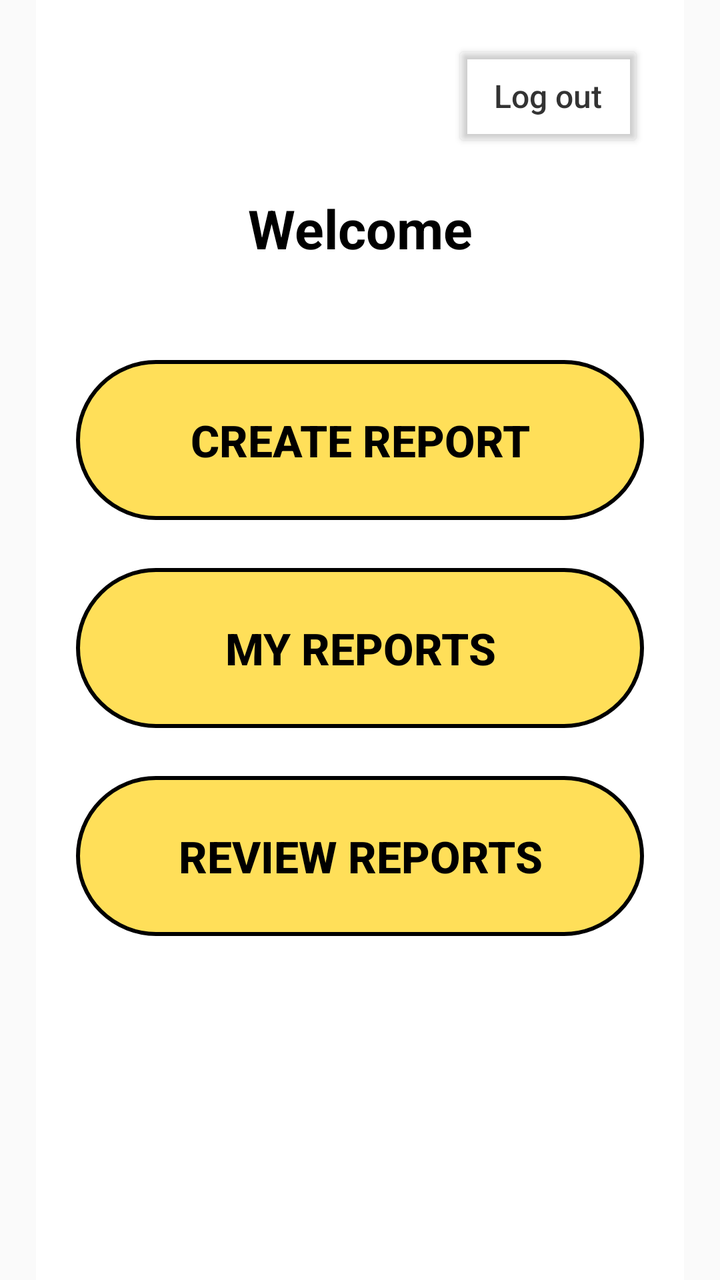
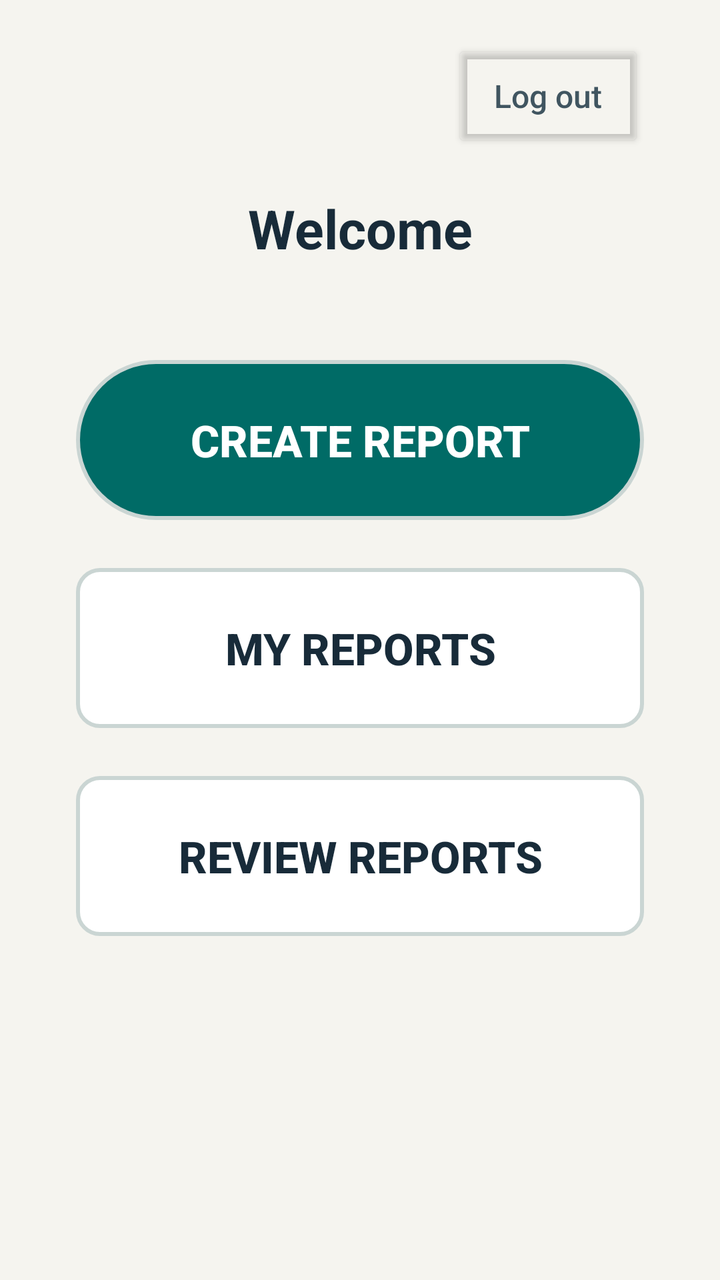

Two renders of the same Android screen: before a commit and after it. Below are the layout's source before the change and the commit's diff.
<!-- AndroidManifest.xml: application theme Theme.JavaReportingSystem -->
<!-- res/layout/activity_landing_page.xml -->
<?xml version="1.0" encoding="utf-8"?>
<androidx.constraintlayout.widget.ConstraintLayout xmlns:android="http://schemas.android.com/apk/res/android"
    xmlns:app="http://schemas.android.com/apk/res-auto"
    xmlns:tools="http://schemas.android.com/tools"
    android:id="@+id/main"
    android:layout_width="match_parent"
    android:layout_height="match_parent"
    tools:context=".LandingPageActivity">

    <ScrollView
        android:id="@+id/contentPanel"
        android:layout_width="0dp"
        android:layout_height="0dp"
        android:background="@android:color/white"
        android:fillViewport="true"
        app:layout_constraintBottom_toBottomOf="parent"
        app:layout_constraintEnd_toEndOf="parent"
        app:layout_constraintStart_toStartOf="parent"
        app:layout_constraintTop_toTopOf="parent"
        app:layout_constraintWidth_max="520dp"
        app:layout_constraintWidth_percent="0.9">

        <LinearLayout
            android:layout_width="match_parent"
            android:layout_height="wrap_content"
            android:orientation="vertical"
            android:padding="20dp">

            <Button
                android:id="@+id/btnLogout"
                android:layout_width="wrap_content"
                android:layout_height="56dp"
                android:layout_gravity="end"
                android:backgroundTint="@android:color/transparent"
                android:minWidth="96dp"
                android:text="@string/logout"
                android:textAllCaps="false"
                android:textColor="#333333"
                android:textSize="16sp" />

            <TextView
                android:id="@+id/tvWelcome"
                android:layout_width="match_parent"
                android:layout_height="wrap_content"
                android:layout_marginTop="20dp"
                android:fontFamily="sans-serif"
                android:gravity="center"
                android:text="Welcome"
                android:textColor="@android:color/black"
                android:textSize="27sp"
                android:textStyle="bold" />

            <TextView
                android:id="@+id/tvOfflineNotice"
                android:layout_width="match_parent"
                android:layout_height="wrap_content"
                android:layout_marginTop="12dp"
                android:gravity="center"
                android:text="@string/offline_landing_explanation"
                android:textColor="#333333"
                android:textSize="14sp"
                android:visibility="gone" />

            <Button
                android:id="@+id/btnCreateReport"
                android:layout_width="match_parent"
                android:layout_height="wrap_content"
                android:layout_marginTop="48dp"
                android:background="@drawable/button_yellow"
                android:backgroundTint="@null"
                android:insetBottom="0dp"
                android:insetTop="0dp"
                android:minHeight="80dp"
                android:padding="16dp"
                android:stateListAnimator="@null"
                android:text="@string/create_report"
                android:textColor="@android:color/black"
                android:textSize="22sp"
                android:textStyle="bold" />

            <Button
                android:id="@+id/btnMyReports"
                android:layout_width="match_parent"
                android:layout_height="wrap_content"
                android:layout_marginTop="24dp"
                android:background="@drawable/button_yellow"
                android:backgroundTint="@null"
                android:insetBottom="0dp"
                android:insetTop="0dp"
                android:minHeight="80dp"
                android:padding="16dp"
                android:stateListAnimator="@null"
                android:text="MY REPORTS"
                android:textColor="@android:color/black"
                android:textSize="22sp"
                android:textStyle="bold" />

            <Button
                android:id="@+id/btnReviewReports"
                android:layout_width="match_parent"
                android:layout_height="wrap_content"
                android:layout_marginTop="24dp"
                android:background="@drawable/button_yellow"
                android:backgroundTint="@null"
                android:insetBottom="0dp"
                android:insetTop="0dp"
                android:minHeight="80dp"
                android:padding="16dp"
                android:stateListAnimator="@null"
                android:text="REVIEW REPORTS"
                android:textColor="@android:color/black"
                android:textSize="22sp"
                android:textStyle="bold" />
        </LinearLayout>
    </ScrollView>
</androidx.constraintlayout.widget.ConstraintLayout>
<!-- resources referenced by this layout -->
<resources>
  <!-- drawable button_yellow (drawable) -->
  <?xml version="1.0" encoding="utf-8"?>
  <shape xmlns:android="http://schemas.android.com/apk/res/android"
      android:shape="rectangle">
  
      <solid android:color="#FFDF59" />
  
      <stroke
          android:width="2dp"
          android:color="#000000" />
  
      <corners android:radius="70dp" />
  
  </shape>
  <string name="create_report">CREATE REPORT</string>
  <string name="logout">Log out</string>
  <string name="offline_landing_explanation">Offline mode. Sign in before uploading reports.</string>
  <style name="Theme.JavaReportingSystem" parent="Base.Theme.JavaReportingSystem" />
  <style name="Base.Theme.JavaReportingSystem" parent="Theme.AppCompat.DayNight.NoActionBar">
          
          
      </style>
</resources>

<!-- the commit's change to res/layout/activity_landing_page.xml (unified diff, before → after) -->
@@ -11,7 +11,7 @@
         android:id="@+id/contentPanel"
         android:layout_width="0dp"
         android:layout_height="0dp"
-        android:background="@android:color/white"
+        android:background="@color/safety_background"
         android:fillViewport="true"
         app:layout_constraintBottom_toBottomOf="parent"
         app:layout_constraintEnd_toEndOf="parent"
@@ -35,7 +35,7 @@
                 android:minWidth="96dp"
                 android:text="@string/logout"
                 android:textAllCaps="false"
-                android:textColor="#333333"
+                android:textColor="@color/safety_text_secondary"
                 android:textSize="16sp" />
 
             <TextView
@@ -46,7 +46,7 @@
                 android:fontFamily="sans-serif"
                 android:gravity="center"
                 android:text="Welcome"
-                android:textColor="@android:color/black"
+                android:textColor="@color/safety_text"
                 android:textSize="27sp"
                 android:textStyle="bold" />
 
@@ -57,7 +57,7 @@
                 android:layout_marginTop="12dp"
                 android:gravity="center"
                 android:text="@string/offline_landing_explanation"
-                android:textColor="#333333"
+                android:textColor="@color/safety_text_secondary"
                 android:textSize="14sp"
                 android:visibility="gone" />
 
@@ -67,50 +67,50 @@
                 android:layout_height="wrap_content"
                 android:layout_marginTop="48dp"
                 android:background="@drawable/button_yellow"
-                android:backgroundTint="@null"
                 android:insetBottom="0dp"
                 android:insetTop="0dp"
                 android:minHeight="80dp"
                 android:padding="16dp"
                 android:stateListAnimator="@null"
                 android:text="@string/create_report"
-                android:textColor="@android:color/black"
+                android:textColor="@color/safety_on_action"
                 android:textSize="22sp"
-                android:textStyle="bold" />
+                android:textStyle="bold"
+                app:backgroundTint="@null" />
 
             <Button
                 android:id="@+id/btnMyReports"
                 android:layout_width="match_parent"
                 android:layout_height="wrap_content"
                 android:layout_marginTop="24dp"
-                android:background="@drawable/button_yellow"
-                android:backgroundTint="@null"
+                android:background="@drawable/outline_button"
                 android:insetBottom="0dp"
                 android:insetTop="0dp"
                 android:minHeight="80dp"
                 android:padding="16dp"
                 android:stateListAnimator="@null"
                 android:text="MY REPORTS"
-                android:textColor="@android:color/black"
+                android:textColor="@color/safety_text"
                 android:textSize="22sp"
-                android:textStyle="bold" />
+                android:textStyle="bold"
+                app:backgroundTint="@null" />
 
             <Button
                 android:id="@+id/btnReviewReports"
                 android:layout_width="match_parent"
                 android:layout_height="wrap_content"
                 android:layout_marginTop="24dp"
-                android:background="@drawable/button_yellow"
-                android:backgroundTint="@null"
+                android:background="@drawable/outline_button"
                 android:insetBottom="0dp"
                 android:insetTop="0dp"
                 android:minHeight="80dp"
                 android:padding="16dp"
                 android:stateListAnimator="@null"
                 android:text="REVIEW REPORTS"
-                android:textColor="@android:color/black"
+                android:textColor="@color/safety_text"
                 android:textSize="22sp"
-                android:textStyle="bold" />
+                android:textStyle="bold"
+                app:backgroundTint="@null" />
         </LinearLayout>
     </ScrollView>
 </androidx.constraintlayout.widget.ConstraintLayout>
<!-- resource entries referenced after the edit -->
@@ -1,26 +1,55 @@
 <!-- resources referenced by this layout -->
 <resources>
+  <color name="safety_background">#F5F4EF</color>
+  <color name="safety_on_action">#FFFFFF</color>
+  <color name="safety_text">#182B39</color>
+  <color name="safety_text_secondary">#405560</color>
   <!-- drawable button_yellow (drawable) -->
   <?xml version="1.0" encoding="utf-8"?>
   <shape xmlns:android="http://schemas.android.com/apk/res/android"
       android:shape="rectangle">
   
-      <solid android:color="#FFDF59" />
+      <solid android:color="@color/safety_action" />
   
       <stroke
           android:width="2dp"
-          android:color="#000000" />
+          android:color="@color/safety_border" />
   
       <corners android:radius="70dp" />
+  
+  </shape>
+  <!-- drawable outline_button (drawable) -->
+  <?xml version="1.0" encoding="utf-8"?>
+  <shape xmlns:android="http://schemas.android.com/apk/res/android"
+      android:shape="rectangle">
+  
+      <solid android:color="@color/safety_surface" />
+  
+      <stroke
+          android:width="2dp"
+          android:color="@color/safety_border" />
+  
+      <corners android:radius="11dp" />
   
   </shape>
   <string name="create_report">CREATE REPORT</string>
   <string name="logout">Log out</string>
   <string name="offline_landing_explanation">Offline mode. Sign in before uploading reports.</string>
   <style name="Theme.JavaReportingSystem" parent="Base.Theme.JavaReportingSystem" />
-  <style name="Base.Theme.JavaReportingSystem" parent="Theme.AppCompat.DayNight.NoActionBar">
-          
-          
+  <color name="safety_action">#006B66</color>
+  <color name="safety_border">#CAD5D3</color>
+  <color name="safety_surface">#FFFFFF</color>
+  <style name="Base.Theme.JavaReportingSystem" parent="Theme.AppCompat.Light.NoActionBar">
+          <item name="colorPrimary">@color/safety_action</item>
+          <item name="colorOnPrimary">@color/safety_on_action</item>
+          <item name="colorSurface">@color/safety_surface</item>
+          <item name="colorOnSurface">@color/safety_text</item>
+          <item name="android:colorAccent">@color/safety_action</item>
+          <item name="android:windowBackground">@color/safety_background</item>
+          <item name="android:statusBarColor">@color/safety_background</item>
+          <item name="android:navigationBarColor">@color/safety_background</item>
+          <item name="android:windowLightStatusBar">true</item>
+          <item name="android:windowLightNavigationBar">true</item>
       </style>
 </resources>
 
